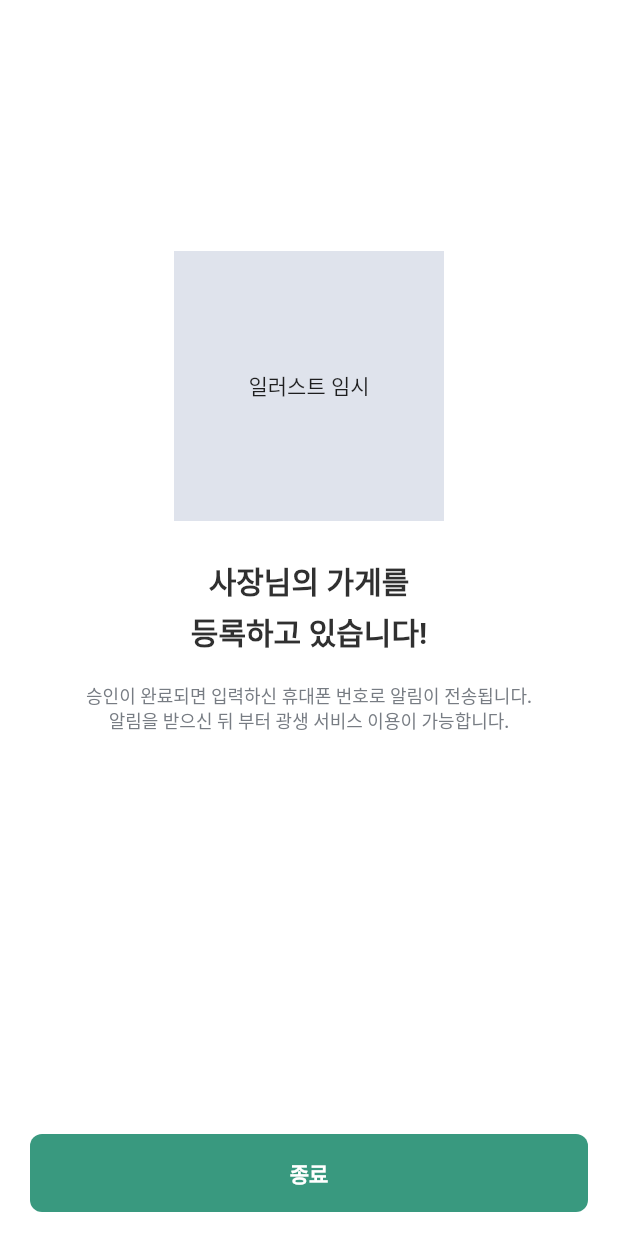
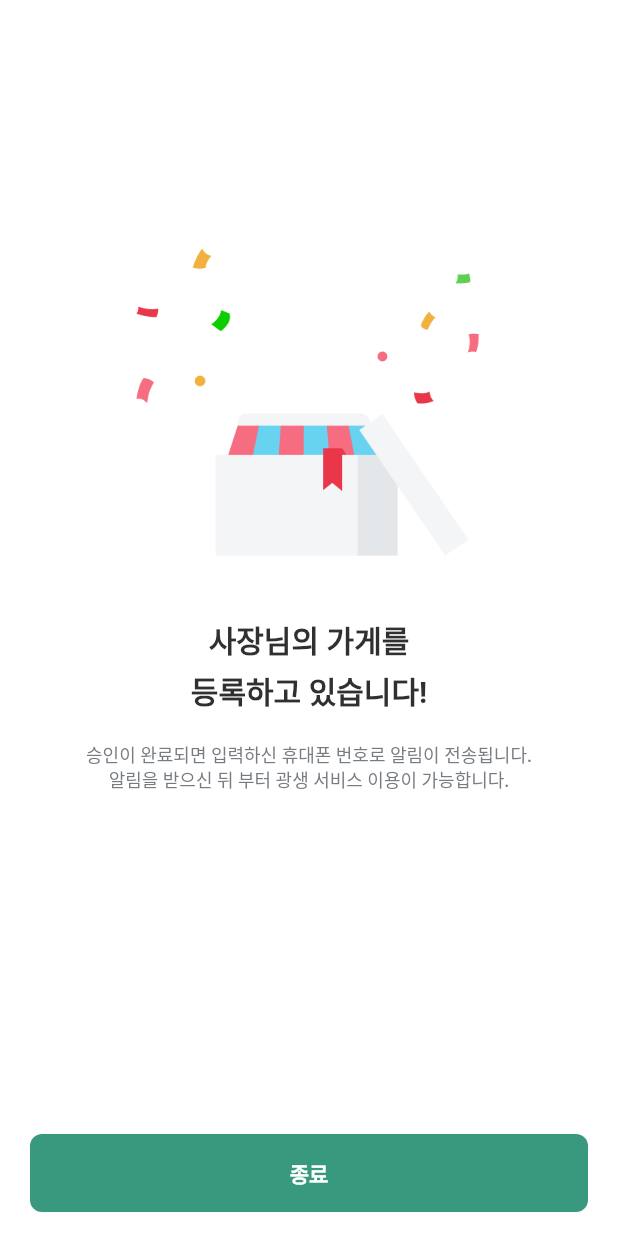
Before and after one commit to money-poly/kwangsaeng_seller, a Flutter app: the WaitingView screen opened directly, on a phone screen of 412 x 824 dp. Run offline on Flutter 3.47's test engine with Material 2 defaults, Android fonts, the phone set to English and light mode, and no system bars; drawn by our look-alikes of flutter_styled_toast; our stand-ins replace equatable, extended_image, firebase_auth, firebase_core, flutter_dotenv, flutter_keyboard_visibility and 4 more; missing offline and left inert: remedi_kopo; accounts and stored records are empty; generated files the repository leaves out were written again; Roboto replaces fonts that are missing (Pretendard).

Commit message:
fix(waiting_view): 일러스트 삽입

```diff
--- a/lib/screens/start/waiting_view.dart
+++ b/lib/screens/start/waiting_view.dart
@@ -21,13 +21,8 @@ class WaitingView extends StatelessWidget {
                 flex: 1,
                 child: Container(),
               ),
-              Container(
-                width: 180,
-                height: 180,
-                alignment: Alignment.center,
-                color: KwangColor.grey400,
-                child: const Text("일러스트 임시"),
-              ),
+              Image.asset("assets/imgs/img_280_congratulations.png",
+                  width: 280),
               const SizedBox(height: 24),
               Text(
                 "사장님의 가게를\n등록하고 있습니다!",
```
